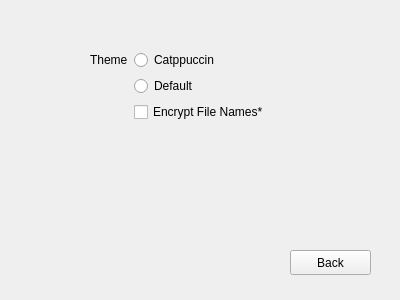
The window that Google-Drive-Client/settings.ui (HishamLB/Encrypted-GDrive-Client) describes before a commit, drawn with Qt 5.
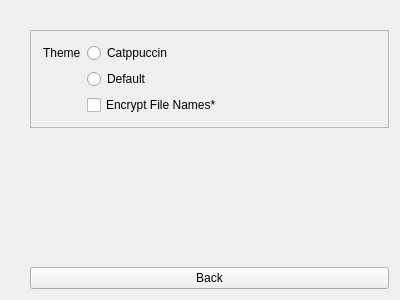
The same window after the commit.

Commit message: UI is now reactive, settings page looks a bit cleaner

Diff of the .ui file:
```diff
--- a/Google-Drive-Client/settings.ui
+++ b/Google-Drive-Client/settings.ui
@@ -13,16 +13,34 @@
   <property name="windowTitle">
    <string>Form</string>
   </property>
-  <widget class="QWidget" name="formLayoutWidget">
-   <property name="geometry">
-    <rect>
-     <x>90</x>
-     <y>50</y>
-     <width>204</width>
-     <height>106</height>
-    </rect>
+   <layout class="QVBoxLayout" name="settingsLayout">
+    <property name="leftMargin">
+     <number>30</number>
+    </property>
+    <property name="topMargin">
+     <number>30</number>
+    </property>
+    <item>
+    <widget class="QFrame" name="formFrame">
+     <property name="frameShape">
+      <enum>QFrame::StyledPanel</enum>
+     </property>
+     <property name="frameShadow">
+      <enum>QFrame::Raised</enum>
    </property>
    <layout class="QFormLayout" name="formLayout">
+      <property name="leftMargin">
+       <number>12</number>
+      </property>
+      <property name="topMargin">
+       <number>12</number>
+      </property>
+      <property name="rightMargin">
+       <number>12</number>
+      </property>
+      <property name="bottomMargin">
+       <number>12</number>
+      </property>
     <item row="0" column="0">
      <widget class="QLabel" name="label">
       <property name="text">
@@ -53,19 +71,28 @@
     </item>
    </layout>
   </widget>
+   </item>
+   <item>
+    <spacer name="verticalSpacer">
+     <property name="orientation">
+      <enum>Qt::Orientation::Vertical</enum>
+     </property>
+     <property name="sizeHint" stdset="0">
+      <size>
+       <width>20</width>
+       <height>40</height>
+      </size>
+     </property>
+    </spacer>
+   </item>
+   <item>
   <widget class="QPushButton" name="back_button">
-   <property name="geometry">
-    <rect>
-     <x>290</x>
-     <y>250</y>
-     <width>81</width>
-     <height>25</height>
-    </rect>
-   </property>
    <property name="text">
     <string>Back</string>
    </property>
   </widget>
+   </item>
+  </layout>
  </widget>
  <resources/>
  <connections/>
```
Lines whose indentation alone changed are shown as unchanged. The commit also changes 4 other files.
